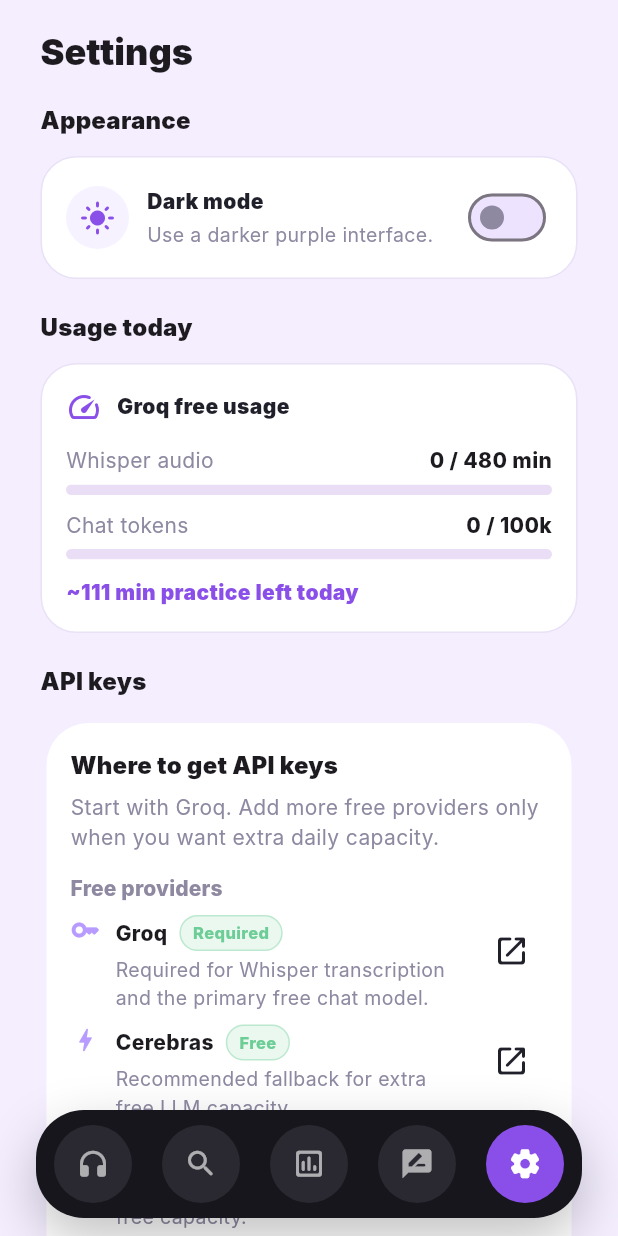
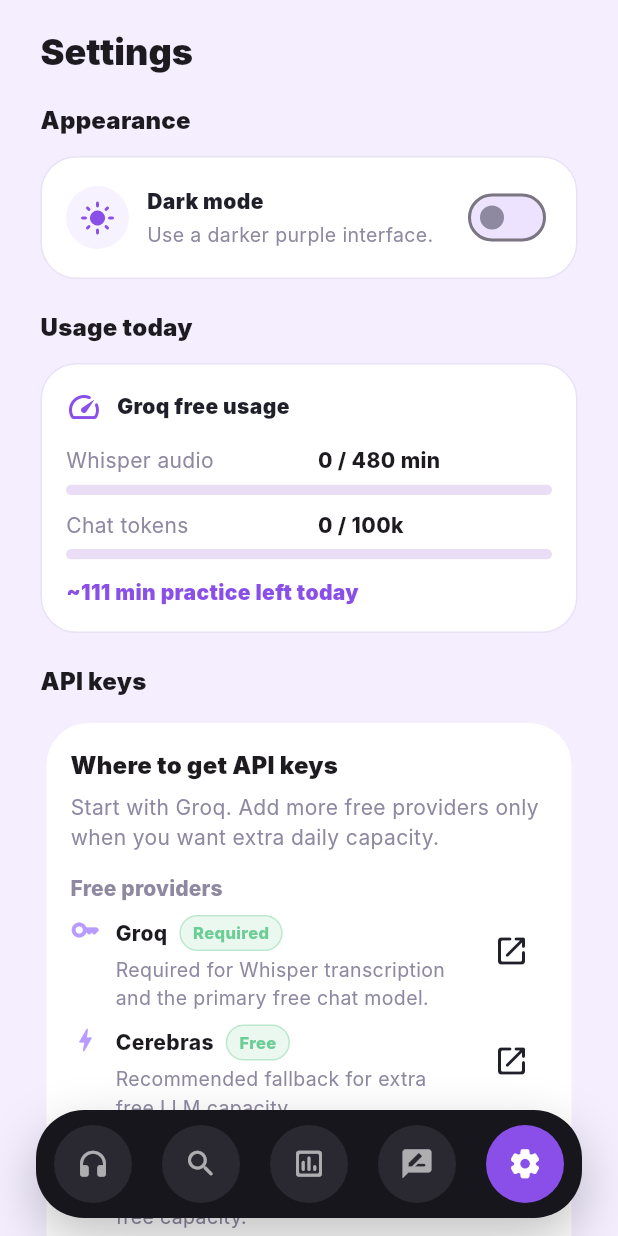
Before and after one commit to chandradev28/eloq, a Flutter app: the screen it shows after launch, after a tap on "Continue", after a tap on the "menu" icon, on a phone screen of 412 x 824 dp. Run offline on Flutter 3.47's test engine with Material 3 defaults, Android fonts, the phone set to English and light mode, and no system bars; our stand-ins replace dio, flutter_riverpod, flutter_secure_storage, flutter_tts, go_router, hive_flutter; missing offline and left inert: record; accounts and stored records are empty; Roboto replaces fonts that are missing (Inter).

Commit message:
Fix settings navigation and persistence

```diff
--- a/lib/core/router/app_router.dart
+++ b/lib/core/router/app_router.dart
@@ -14,17 +14,25 @@
 import '../theme/app_colors.dart';
 
 final appRouterProvider = Provider<GoRouter>((ref) {
-  final settings = ref.watch(settingsProvider);
+  final onboarding = ref.watch(
+    settingsProvider.select(
+      (settings) => (
+        isLoaded: settings.isLoaded,
+        hasCompleted: settings.hasCompletedOnboarding,
+      ),
+    ),
+  );
 
   return GoRouter(
-    initialLocation: settings.hasCompletedOnboarding ? '/home' : '/onboarding',
+    initialLocation: '/onboarding',
     redirect: (context, state) {
+      if (!onboarding.isLoaded) return null;
       final path = state.uri.path;
       final isOnboarding = path == '/onboarding';
-      if (!settings.hasCompletedOnboarding && !isOnboarding) {
+      if (!onboarding.hasCompleted && !isOnboarding) {
         return '/onboarding';
       }
-      if (settings.hasCompletedOnboarding && isOnboarding) {
+      if (onboarding.hasCompleted && isOnboarding) {
         return '/home';
       }
       return null;
--- a/lib/features/home/screens/home_screen.dart
+++ b/lib/features/home/screens/home_screen.dart
@@ -387,7 +387,7 @@
   @override
   Widget build(BuildContext context) {
     return Container(
-      height: 130,
+      height: 146,
       padding: const EdgeInsets.all(16),
       decoration: BoxDecoration(
         color: AppColors.surface(context),
@@ -542,7 +542,7 @@
       borderRadius: BorderRadius.circular(28),
       onTap: onTap,
       child: Container(
-        height: 136,
+        height: 150,
         padding: const EdgeInsets.all(18),
         decoration: BoxDecoration(
           borderRadius: BorderRadius.circular(28),
--- a/lib/features/onboarding/screens/onboarding_screen.dart
+++ b/lib/features/onboarding/screens/onboarding_screen.dart
@@ -30,7 +30,7 @@
   @override
   Widget build(BuildContext context) {
     final settings = ref.watch(settingsProvider);
-    if (!_hydrated) {
+    if (settings.isLoaded && !_hydrated) {
       _groqController.text = settings.groqApiKey;
       _xaiController.text = settings.xaiApiKey;
       _level = settings.difficulty;
--- a/lib/features/settings/providers/settings_provider.dart
+++ b/lib/features/settings/providers/settings_provider.dart
@@ -18,8 +18,9 @@
   }
 
   Future<void> save(AppSettings settings) async {
-    state = settings;
-    await _storage.saveSettings(settings);
+    final next = settings.copyWith(isLoaded: true);
+    state = next;
+    await _storage.saveSettings(next);
   }
 
   Future<void> update(
--- a/lib/features/settings/screens/settings_screen.dart
+++ b/lib/features/settings/screens/settings_screen.dart
@@ -44,7 +44,7 @@
   Widget build(BuildContext context) {
     final settings = ref.watch(settingsProvider);
     final usage = ref.watch(usageProvider);
-    if (!_hydrated) {
+    if (settings.isLoaded && !_hydrated) {
       _hydrate(settings);
     }
 
@@ -77,6 +77,10 @@
                 _UsageCard(usage: usage),
                 const SizedBox(height: 20),
                 const _SectionTitle('API keys'),
+                if (!settings.isLoaded) ...[
+                  const LinearProgressIndicator(minHeight: 3),
+                  const SizedBox(height: 12),
+                ],
                 const ApiKeyGuide(),
                 const SizedBox(height: 16),
                 _KeyField(
@@ -361,12 +365,22 @@
       children: [
         Row(
           children: [
-            Text(
-              label,
-              style: TextStyle(color: AppColors.secondaryText(context)),
+            Expanded(
+              child: Text(
+                label,
+                overflow: TextOverflow.ellipsis,
+                style: TextStyle(color: AppColors.secondaryText(context)),
+              ),
             ),
-            const Spacer(),
-            Text(value, style: const TextStyle(fontWeight: FontWeight.w800)),
+            const SizedBox(width: 12),
+            Flexible(
+              child: Text(
+                value,
+                overflow: TextOverflow.ellipsis,
+                textAlign: TextAlign.right,
+                style: const TextStyle(fontWeight: FontWeight.w800),
+              ),
+            ),
           ],
         ),
         const SizedBox(height: 6),
--- a/lib/models/app_settings.dart
+++ b/lib/models/app_settings.dart
@@ -14,6 +14,7 @@
     this.isDarkMode = false,
     this.hasCompletedOnboarding = false,
     this.dailyGoalMinutes = 10,
+    this.isLoaded = false,
   });
 
   final String groqApiKey;
@@ -30,6 +31,7 @@
   final bool isDarkMode;
   final bool hasCompletedOnboarding;
   final int dailyGoalMinutes;
+  final bool isLoaded;
 
   bool get hasGroqKey => groqApiKey.trim().isNotEmpty;
   bool get hasAnyLlmKey =>
@@ -54,6 +56,7 @@
     bool? isDarkMode,
     bool? hasCompletedOnboarding,
     int? dailyGoalMinutes,
+    bool? isLoaded,
   }) {
     return AppSettings(
       groqApiKey: groqApiKey ?? this.groqApiKey,
@@ -71,6 +74,7 @@
       hasCompletedOnboarding:
           hasCompletedOnboarding ?? this.hasCompletedOnboarding,
       dailyGoalMinutes: dailyGoalMinutes ?? this.dailyGoalMinutes,
+      isLoaded: isLoaded ?? this.isLoaded,
     );
   }
 
@@ -95,6 +99,7 @@
       isDarkMode: json['isDarkMode'] == true,
       hasCompletedOnboarding: json['hasCompletedOnboarding'] == true,
       dailyGoalMinutes: (json['dailyGoalMinutes'] as num?)?.toInt() ?? 10,
+      isLoaded: true,
     );
   }
 }
--- a/lib/services/storage_service.dart
+++ b/lib/services/storage_service.dart
@@ -26,8 +26,9 @@
     try {
       final box = await Hive.openBox(_settingsBoxName);
       final stored = box.get(_settingsKey);
-      final base =
-          stored is Map ? AppSettings.fromJson(stored) : const AppSettings();
+      final base = stored is Map
+          ? AppSettings.fromJson(stored)
+          : const AppSettings(isLoaded: true);
 
       return base.copyWith(
         groqApiKey: await _secureStorage.read(key: 'groqApiKey') ?? '',
@@ -38,9 +39,10 @@
         openRouterApiKey:
             await _secureStorage.read(key: 'openRouterApiKey') ?? '',
         xaiApiKey: await _secureStorage.read(key: 'xaiApiKey') ?? '',
+        isLoaded: true,
       );
     } catch (_) {
-      return const AppSettings();
+      return const AppSettings(isLoaded: true);
     }
   }
 
```
Also changed, not shown: 1 other file.
